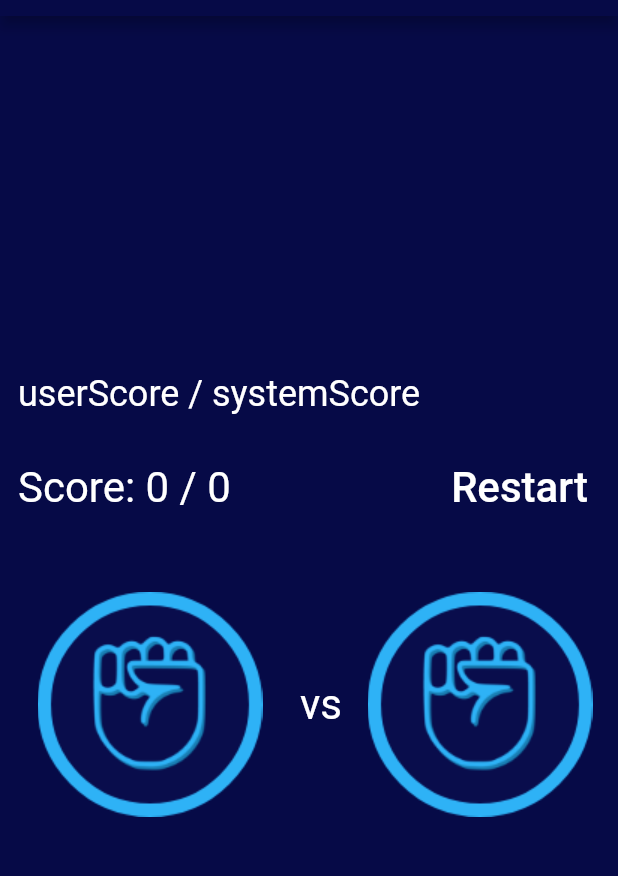
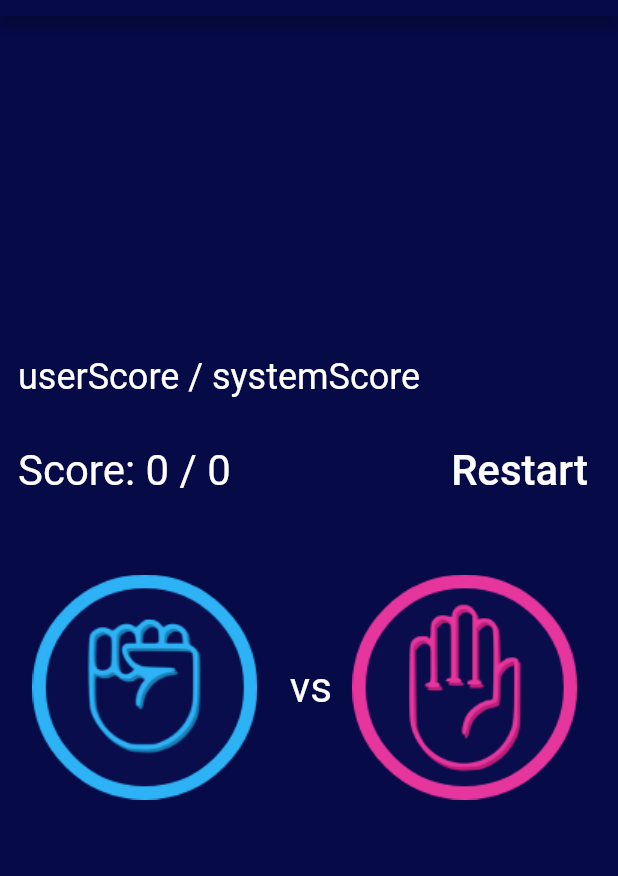
Before and after one commit to a7madjameel/Game, a Flutter app: the screen it shows after launch, after a tap on "Restart", on a phone screen of 412 x 824 dp, the part 68-944 px from its top. Run offline on Flutter 3.47's test engine with Material 2 defaults, Android fonts, the phone set to English and light mode, and no system bars.

Commit message:
Second commit

```diff
--- a/lib/game.dart
+++ b/lib/game.dart
@@ -11,10 +11,11 @@ class Game extends StatefulWidget {
 
 class _GameState extends State<Game> {
   int userImageChoice = 0;
-  int systemImageChoice = 0;
+  int systemImageChoice = 1;
   List<String> images = ['rock.png', 'paper.png', 'scissor.png'];
   int userScore = 0;
   int systemScore = 0;
+  String roundResult = '';
 
   @override
   Widget build(BuildContext context) {
@@ -54,6 +55,7 @@ class _GameState extends State<Game> {
                   setState(() {
                     userScore = 0;
                     systemScore = 0;
+                    roundResult = '';
                   });
                 },
                 child: const Text(
@@ -77,14 +79,15 @@ class _GameState extends State<Game> {
                   userImageChoice = Random().nextInt(3);
                   systemImageChoice = Random().nextInt(3);
                   if (systemImageChoice == userImageChoice) {
+                    roundResult = 'Result of the round: Draw';
                   } else if (systemImageChoice == 0 && userImageChoice == 1 ||
                       systemImageChoice == 1 && userImageChoice == 2 ||
                       systemImageChoice == 2 && userImageChoice == 0) {
                     userScore++;
-                  } else if (systemImageChoice == 1 && userImageChoice == 0 ||
-                      systemImageChoice == 2 && userImageChoice == 0 ||
-                      systemImageChoice == 2 && userImageChoice == 2) {
+                    roundResult = 'Result of the round: you Win';
+                  } else {
                     systemScore++;
+                    roundResult = 'Result of the round: Computer Win';
                   }
                 });
               },
@@ -98,7 +101,15 @@ class _GameState extends State<Game> {
               ),
             ),
             Image.asset('images/${images[systemImageChoice]}'),
+            const SizedBox(height: 70),
           ],
+        ),
+        Text(
+          roundResult,
+          style: const TextStyle(
+            fontSize: 20,
+            color: Colors.white,
+          ),
         ),
       ],
     );
```
Also changed, not shown: images/dislike.png (deleted), images/draw.png (deleted), images/like.png (deleted).
